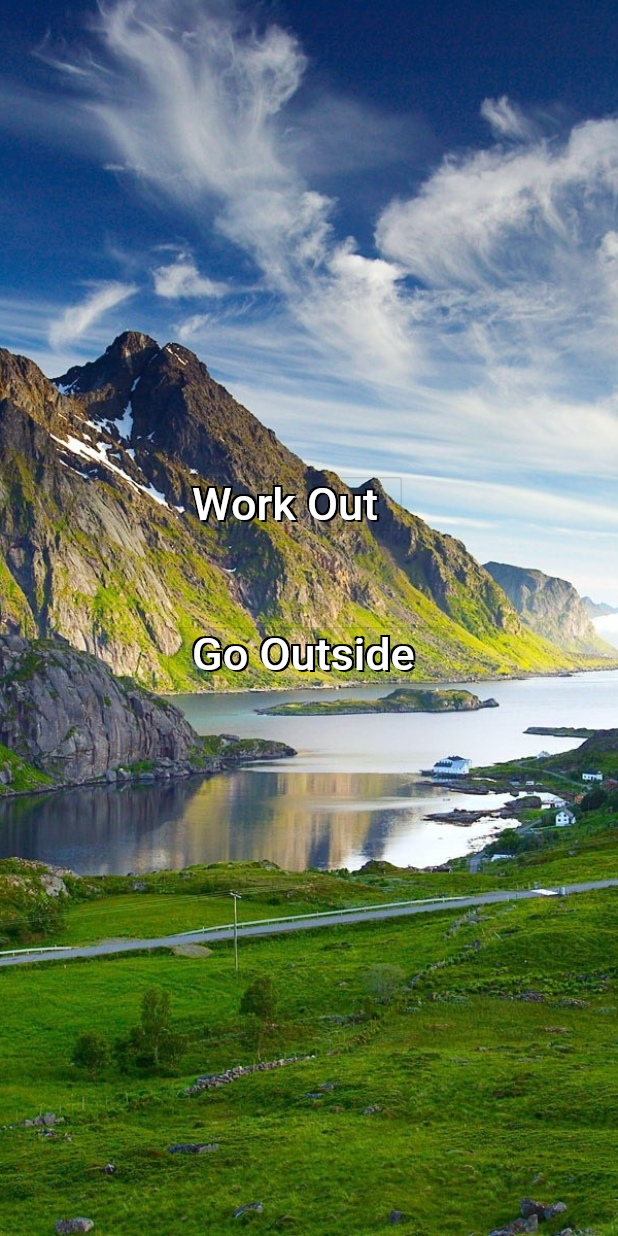
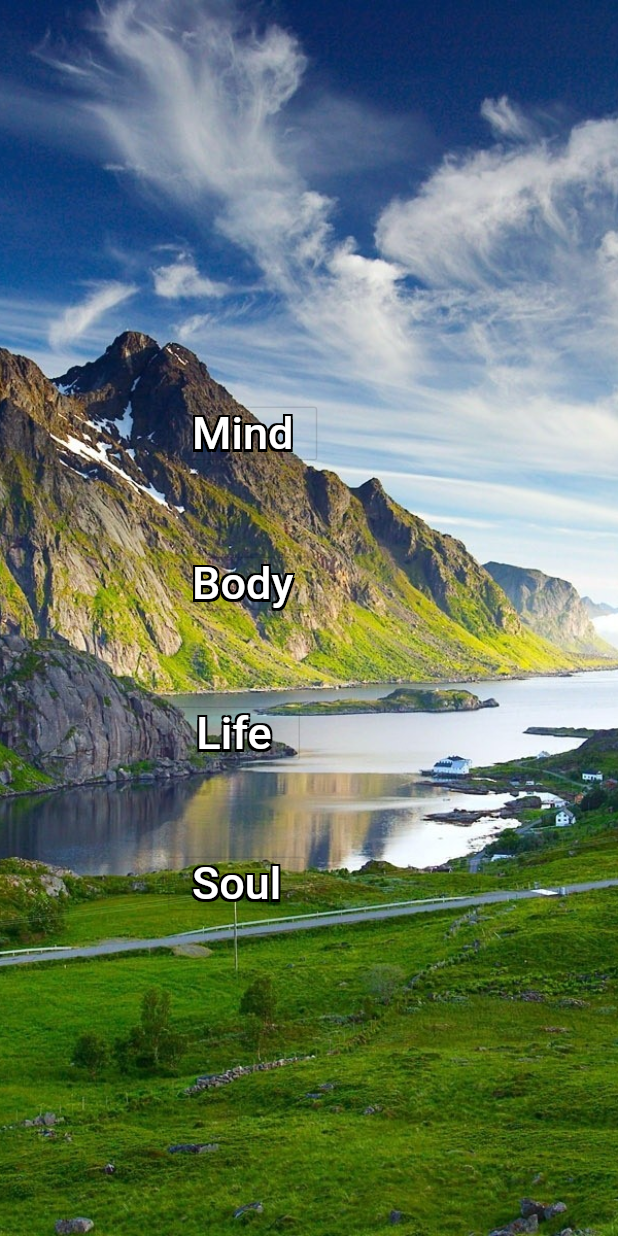
Before and after one commit to Luckey-Elijah/Helm, a Flutter app: the MissionView screen opened directly, on a phone screen of 412 x 824 dp. Run offline on Flutter 3.47's test engine with Material 2 defaults, Android fonts, the phone set to English and light mode, and no system bars; our stand-ins replace charts_flutter, cloud_firestore, firebase_auth, fluttertoast, google_sign_in, rflutter_alert; accounts and stored records are empty.

Commit message:
Moved task buttons and popups to missions page

```diff
--- a/lib/View/MissionView.dart
+++ b/lib/View/MissionView.dart
@@ -1,10 +1,17 @@
 import 'package:flutter/material.dart';
 import 'package:flutter/cupertino.dart';
+import 'package:senior_design/View/Widgets/GlowyButton.dart';
 
+import 'TaskListView.dart';
 import 'Widgets/MissionButton.dart';
 
 class MissionView extends StatelessWidget {
   MissionButton glowButton = new MissionButton();
+  GlowyButton glowyButton = new GlowyButton();
+  TaskList listViewMind = new TaskList(title: 'Mind');
+  TaskList listViewBody = new TaskList(title: 'Body');
+  TaskList listViewLife = new TaskList(title: 'Life');
+  TaskList listViewSoul = new TaskList(title: 'Soul');
   @override
   Widget build(BuildContext context) {
     // TODO: implement build
@@ -25,13 +32,17 @@ class MissionView extends StatelessWidget {
               crossAxisAlignment: CrossAxisAlignment.center,
               mainAxisAlignment: MainAxisAlignment.end,
               children: [
-                  Column(
-                    crossAxisAlignment: CrossAxisAlignment.center,
-                    mainAxisAlignment: MainAxisAlignment.center,
-                    children: [
-                      MissionButton(missionTitle: 'Work Out', missionDescription: '10 pushups \n20 sit ups \n30 jumping jacks',),
-                      MissionButton(missionTitle: 'Go Outside', missionDescription: '30 Minutes outside',)
-                      ]
+                 Align(
+                        alignment: Alignment(2, .25), // Changes place of widget
+                        child: Column(
+                            mainAxisSize: MainAxisSize.min,
+                            children: [
+                              GlowyButton(buttonText: "Mind",pageToShow: listViewMind),
+                              GlowyButton(buttonText: "Body",pageToShow: listViewBody),
+                              GlowyButton(buttonText: "Life",pageToShow: listViewLife),
+                              GlowyButton(buttonText: "Soul",pageToShow: listViewSoul)
+                            ]
+                    ),
             )
             ]
           )
--- a/lib/View/TaskListView.dart
+++ b/lib/View/TaskListView.dart
@@ -2,10 +2,16 @@ import 'package:flutter/cupertino.dart';
 import 'package:flutter/material.dart';
 import 'package:senior_design/View/TaskListView.dart';
 
+import 'Widgets/MissionButton.dart';
 import 'Widgets/UnclickableButton.dart';
 
 class TaskList extends StatelessWidget {
   UnclickableButton textButton = new UnclickableButton();
+  MissionButton glowButton = new MissionButton();
+  String title;
+
+  TaskList({this.title});
+
   @override
   Widget build(BuildContext context) {
     return Scaffold(
@@ -17,7 +23,8 @@ class TaskList extends StatelessWidget {
               child: Column(
                   mainAxisSize: MainAxisSize.min,
                   children: [
-                  UnclickableButton(buttonText: 'Mind',)
+                    UnclickableButton(buttonText: this.title,),
+                    MissionButton(missionTitle: 'Excercise More', missionDescription: '10 Pushups \n 30 jumping jacks',)
                   ]
               )
           ),
--- a/lib/View/Widgets/MissionButton.dart
+++ b/lib/View/Widgets/MissionButton.dart
@@ -3,6 +3,7 @@ import 'package:flutter/material.dart';
 import 'package:rflutter_alert/rflutter_alert.dart';
 import 'package:senior_design/View/Helm.dart';
 
+bool pressAttention = false;
 
 class MissionButton extends StatelessWidget {
   String missionTitle;
@@ -30,22 +31,8 @@ class MissionButton extends StatelessWidget {
                     missionTitle,
                     style: TextStyle(
                         inherit: true,
-                        fontSize: 30.0,
-                        color: Colors.white,
-                        shadows: [
-                          Shadow( // bottomLeft
-                              offset: Offset(-1.5, -1.5),
-                              color: Colors.black
-                          ),
-                          Shadow( // bottomRight
-                              offset: Offset(1.5, -1.5),
-                              color: Colors.black
-                          ),
-                          Shadow( // topRight
-                              offset: Offset(1.5, 1.5),
-                              color: Colors.black
-                          ),
-                        ]
+                        fontSize: 32.0,
+                        color: pressAttention ? Colors.white : Colors.green,
                     ),
                   )
               )
@@ -81,7 +68,7 @@ MissionPopup(BuildContext context,String missionTitle, String missionDescription
           "Complete",
           style: TextStyle(color: Colors.white, fontSize: 20),
         ),
-        onPressed: ()  => Navigator.pop(context),
+        onPressed: ()  => pressAttention = !pressAttention && Navigator.pop(context),
         gradient: LinearGradient(colors: [
           Color.fromRGBO(116, 116, 191, 1.0),
           Color.fromRGBO(52, 138, 199, 1.0)
```
